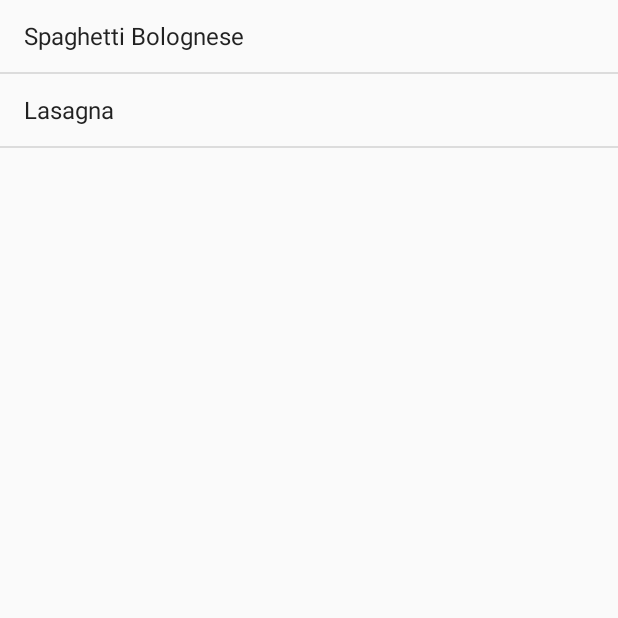
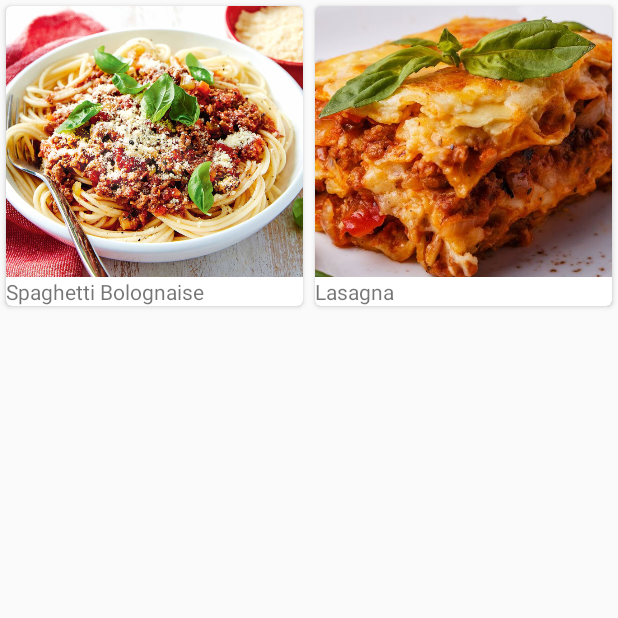
Before and after one commit to damarendra/hfad.bitsandpizza, an Android app: the fragment PastaFragment shown on its own in the app's theme, on a phone screen of 412 x 824 dp, the top half of it. Run offline under Robolectric (Android 15) with nearby library versions, the phone set to English and light mode, and no system bars.

Commit message:
modified pasta fragment to use recycler view

```diff
--- a/app/src/main/java/com/hfad/bitsandpizza/PastaFragment.java
+++ b/app/src/main/java/com/hfad/bitsandpizza/PastaFragment.java
@@ -6,12 +6,17 @@ import android.view.View;
 import android.view.ViewGroup;
 import android.widget.ArrayAdapter;
 
+import androidx.fragment.app.Fragment;
 import androidx.fragment.app.ListFragment;
+import androidx.recyclerview.widget.GridLayoutManager;
+import androidx.recyclerview.widget.RecyclerView;
 
-public class PastaFragment extends ListFragment {
+import com.hfad.bitsandpizza.adapter.CaptionImagesAdapter;
+import com.hfad.bitsandpizza.data.Pasta;
 
-    public PastaFragment() {
-    }
+public class PastaFragment extends Fragment {
+
+    public PastaFragment() {}
 
     @Override
     public void onCreate(Bundle savedInstanceState) {
@@ -22,14 +27,37 @@ public class PastaFragment extends ListFragment {
     public View onCreateView(LayoutInflater inflater, ViewGroup container,
                              Bundle savedInstanceState) {
 
-        ArrayAdapter<String> adapter = new ArrayAdapter<>(
-                inflater.getContext(),
-                android.R.layout.simple_list_item_1,
-                getResources().getStringArray(R.array.pastas)
+//        ArrayAdapter<String> adapter = new ArrayAdapter<>(
+//                inflater.getContext(),
+//                android.R.layout.simple_list_item_1,
+//                getResources().getStringArray(R.array.pastas)
+//        );
+//        setListAdapter(adapter);
+
+        RecyclerView pastaRecycler = (RecyclerView) inflater.inflate(
+                R.layout.fragment_pasta,
+                container,
+                false
         );
-        setListAdapter(adapter);
 
-        return super.onCreateView(inflater, container, savedInstanceState);
+        int[] pastaImages = new int[Pasta.pastas.length];
+        String[] pastaCaptions = new String[Pasta.pastas.length];
+
+        for(int i=0;i<Pasta.pastas.length;i++) {
+            pastaImages[i] = Pasta.pastas[i].getImage();
+            pastaCaptions[i] = Pasta.pastas[i].getName();
+        }
+
+        CaptionImagesAdapter captionImagesAdapter = new CaptionImagesAdapter(
+            pastaCaptions,
+            pastaImages
+        );
+        pastaRecycler.setAdapter(captionImagesAdapter);
+
+        pastaRecycler.setLayoutManager(new GridLayoutManager(getActivity(), 2));
+
+//        return super.onCreateView(inflater, container, savedInstanceState);
+        return pastaRecycler;
     }
 
 }
--- /dev/null
+++ b/app/src/main/java/com/hfad/bitsandpizza/data/Pasta.java
@@ -0,0 +1,28 @@
+package com.hfad.bitsandpizza.data;
+
+import com.hfad.bitsandpizza.R;
+
+public class Pasta {
+
+    private String name;
+    private int img;
+
+    public static final Pasta[] pastas = {
+        new Pasta("Spaghetti Bolognaise", R.drawable.spaghetti),
+        new Pasta("Lasagna", R.drawable.lasagna)
+    };
+
+    public Pasta(String name, int img) {
+        this.name = name;
+        this.img = img;
+    }
+
+    public String getName() {
+        return name;
+    }
+
+    public int getImage() {
+        return img;
+    }
+
+}
--- /dev/null
+++ b/app/src/main/res/layout/fragment_pasta.xml
@@ -0,0 +1,9 @@
+<?xml version="1.0" encoding="utf-8"?>
+<androidx.recyclerview.widget.RecyclerView
+    xmlns:android="http://schemas.android.com/apk/res/android"
+    android:id="@+id/pasta_recycler"
+    android:layout_width="match_parent"
+    android:layout_height="match_parent"
+    android:scrollbars="vertical"
+    >
+</androidx.recyclerview.widget.RecyclerView>
```
Also changed, not shown: app/src/main/res/drawable-nodpi/lasagna.jpg (added), app/src/main/res/drawable-nodpi/spaghetti.jpg (added).
